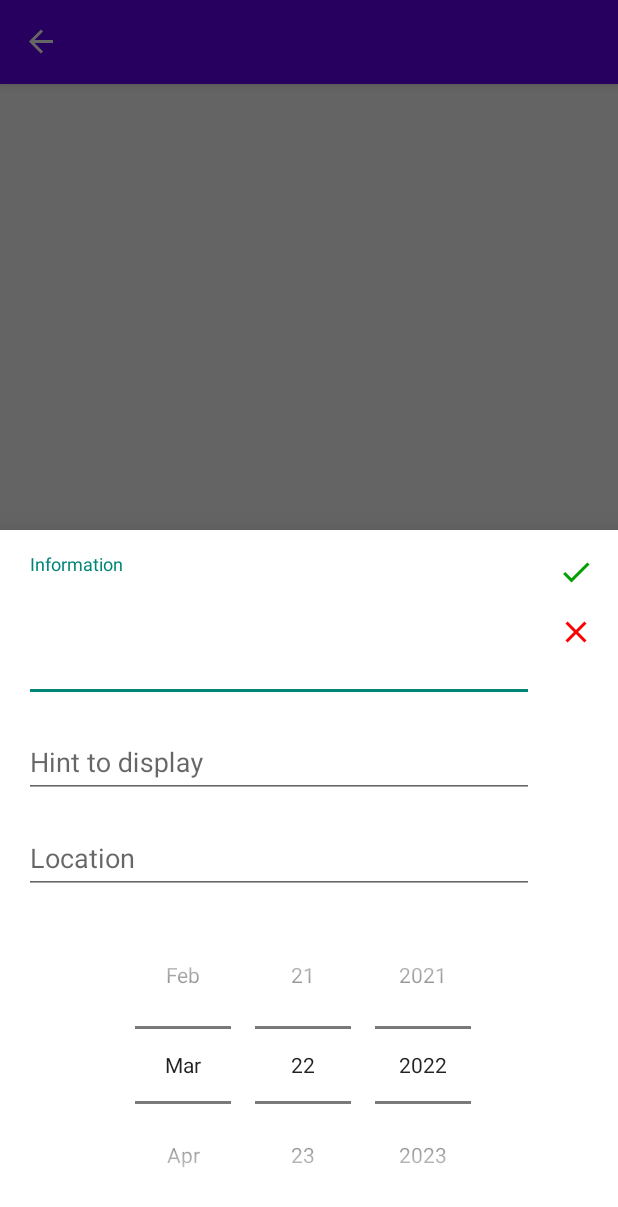
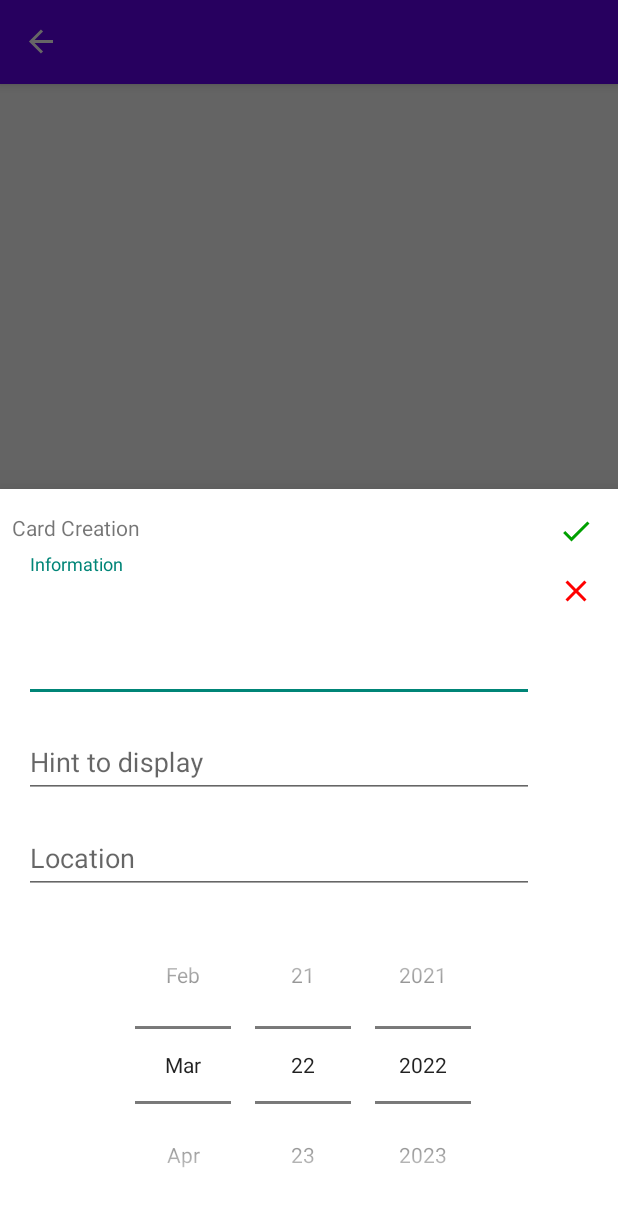
Before and after one commit to ddc-java-15/reminder-buddy, an Android app: the CardDetailsFragment screen opened through its navigation route, on a phone screen of 412 x 824 dp. Shown: the top 1207 px of the screen. Run offline under Robolectric (Android 15) with nearby library versions, the phone set to English and light mode, and no system bars; our stand-ins replace Room's generated code, RxJava, navigation-ui; 1 statement that could not run was skipped.

```diff
--- a/app/build.gradle
+++ b/app/build.gradle
@@ -63,6 +63,7 @@ dependencies {
     implementation "androidx.navigation:navigation-fragment:$navigationVersion"
     implementation "androidx.navigation:navigation-ui:$navigationVersion"
     implementation 'androidx.legacy:legacy-support-v4:1.0.0'
+    implementation 'androidx.preference:preference:1.1.1'
 
     // Lifecycle (LiveData and ViewModel) libraries
     def lifecycleVersion = '2.4.1'
--- a/app/src/main/java/edu/cnm/deepdive/reminderbuddy/adapter/CardAdapter.java
+++ b/app/src/main/java/edu/cnm/deepdive/reminderbuddy/adapter/CardAdapter.java
@@ -69,6 +69,7 @@ public class CardAdapter extends RecyclerView.Adapter<Holder> {
     private void bind(int position) {
       // TODO Retrieve Card at position from list.
       // TODO Populate view objects in binding with property values from card.
+      Card item = cards.get(position);
     }
 
   }
--- a/app/src/main/res/layout/fragment_card_details.xml
+++ b/app/src/main/res/layout/fragment_card_details.xml
@@ -40,7 +40,15 @@
 <!--    TODO Add objects for the required properties of a card-->
 
 
-
+<TextView
+  android:id="@+id/action_title"
+  android:layout_width="0dp"
+  android:layout_height="wrap_content"
+  android:layout_margin="@dimen/half_dynamic_spacing"
+  app:layout_constraintTop_toTopOf="parent"
+  app:layout_constraintBottom_toTopOf="@id/information_layout"
+  android:text="Card Creation"
+  />
 
     <com.google.android.material.textfield.TextInputLayout
       android:id="@+id/information_layout"
@@ -49,7 +57,7 @@
       android:layout_margin="@dimen/half_dynamic_spacing"
       app:hintEnabled="true"
       app:hintAnimationEnabled="true"
-      app:layout_constraintTop_toTopOf="parent"
+      app:layout_constraintTop_toBottomOf="@+id/action_title"
       app:layout_constraintStart_toStartOf="parent"
       app:layout_constraintEnd_toStartOf="@id/save">
       <com.google.android.material.textfield.TextInputEditText
--- a/app/src/main/res/menu/bottom_nav_menu.xml
+++ b/app/src/main/res/menu/bottom_nav_menu.xml
@@ -7,6 +7,9 @@
 
   <item
     android:id="@+id/navigation_reminder"
-    android:title="Reminder"/>
+    android:title="Current Reminders"/>
 
+  <item
+    android:id="@+id/data"
+    android:title="Data"/>
 </menu>
--- a/app/src/main/res/navigation/navigation_map.xml
+++ b/app/src/main/res/navigation/navigation_map.xml
@@ -8,8 +8,7 @@
   <fragment
     android:id="@+id/navigation_home"
     android:name="edu.cnm.deepdive.reminderbuddy.controller.HomeFragment"
-    tools:layout="@layout/fragment_home"
-    >
+    tools:layout="@layout/fragment_home">
 
 
   <action
```
Also changed, not shown: app/src/main/AndroidManifest.xml (+6 -10 lines), app/src/main/java/edu/cnm/deepdive/reminderbuddy/controller/SavedEventsFragment.java (deleted, +0 -7 lines), app/src/main/res/values/arrays.xml (added, +12 -0 lines), app/src/main/res/values/strings.xml (+17 -0 lines), app/src/main/res/xml/root_preferences.xml (added, +70 -0 lines).
